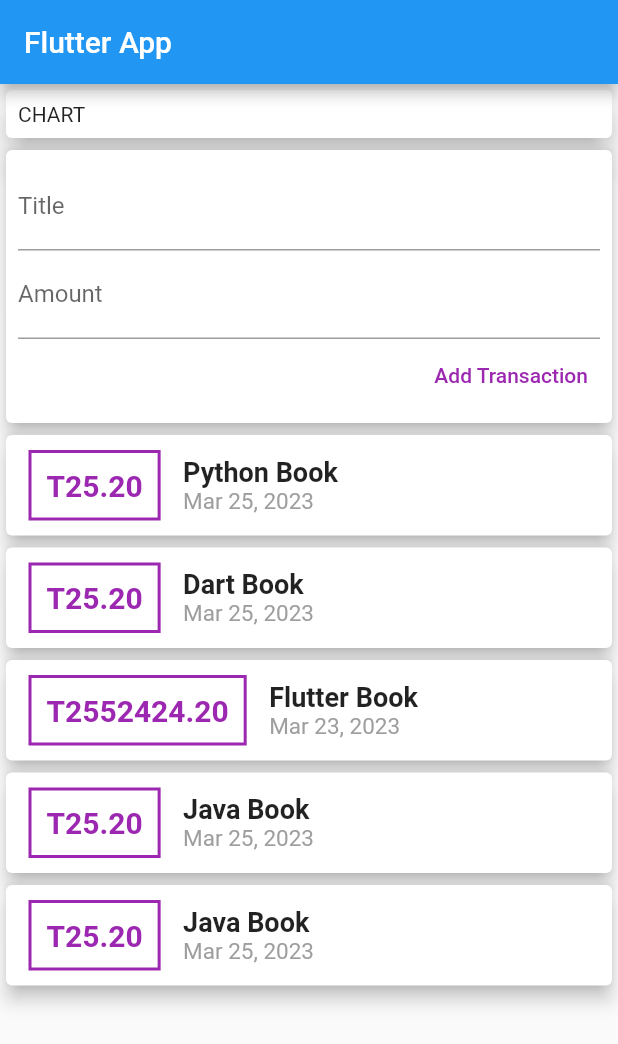
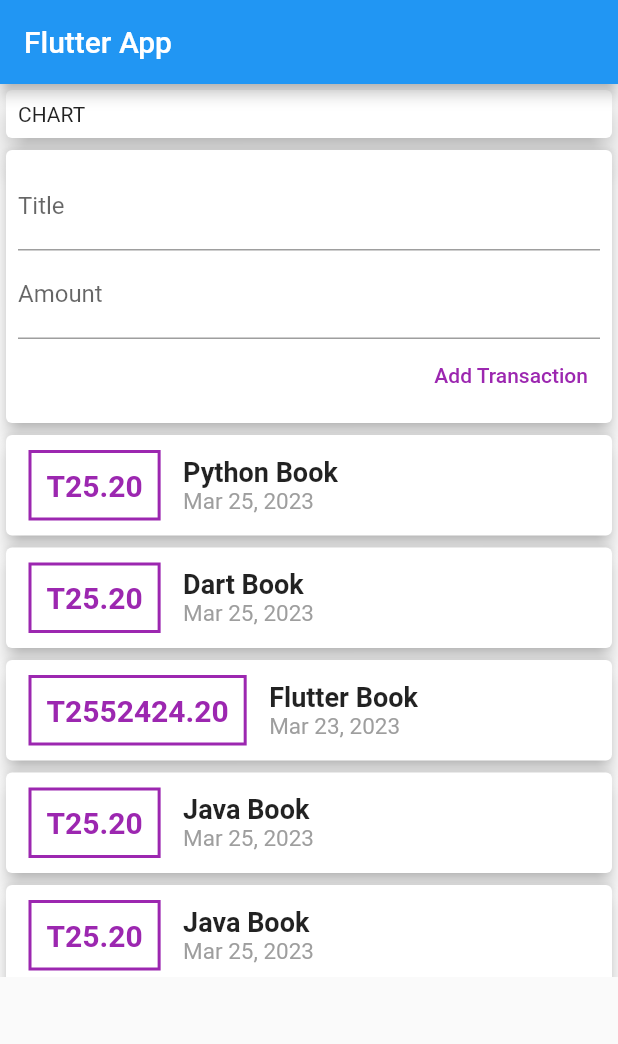
Before and after one commit to pd28CSE/flutter_personal_expenses, a Flutter app: the screen it shows after launch, after a tap on "Add Transaction", on a phone screen of 412 x 824 dp. Shown: the top 1044 px of the screen. Run offline on Flutter 3.47's test engine with Material 2 defaults, Android fonts, the phone set to English and light mode, and no system bars.

```diff
--- a/lib/main.dart
+++ b/lib/main.dart
@@ -37,8 +37,8 @@ class _MyHomePageState extends State<MyHomePage> {
       appBar: AppBar(
         title: Text(widget.title),
       ),
-      body: Column(
-        // crossAxisAlignment: CrossAxisAlignment.stretch,
+      body: SingleChildScrollView(
+        child: Column(
           children: <Widget>[
             Container(
               width: double.infinity,
@@ -53,6 +53,7 @@ class _MyHomePageState extends State<MyHomePage> {
             const UserTransaction(),
           ],
         ),
+      ),
     );
   }
 }
--- a/lib/widgets/new_transaction.dart
+++ b/lib/widgets/new_transaction.dart
@@ -1,7 +1,8 @@
 import 'package:flutter/material.dart';
 
 class NewTransaction extends StatelessWidget {
-  NewTransaction({super.key});
+  final Function addNewTransaction;
+  NewTransaction({super.key, required this.addNewTransaction});
   final titleController = TextEditingController();
   final amountController = TextEditingController();
   FocusNode myFocusNode = FocusNode();
@@ -34,7 +35,17 @@ class NewTransaction extends StatelessWidget {
               ),
             ),
             TextButton(
-              onPressed: () {},
+              onPressed: () {
+                String newTitle = titleController.text.trim();
+                String newAmount = amountController.text.trim();
+                if (newTitle.isNotEmpty && newAmount.isNotEmpty) {
+                  addNewTransaction(
+                    newTitle,
+                    double.parse(newAmount),
+                    DateTime.now(),
+                  );
+                }
+              },
               child: const Text(
                 'Add Transaction',
                 style: TextStyle(
--- a/lib/widgets/transaction_list.dart
+++ b/lib/widgets/transaction_list.dart
@@ -10,7 +10,10 @@ class TransactionList extends StatelessWidget {
 
   @override
   Widget build(BuildContext context) {
-    return Column(
+    return Container(
+      height: 365,
+      child: SingleChildScrollView(
+        child: Column(
           crossAxisAlignment: CrossAxisAlignment.stretch,
           children: <Widget>[
             ...transactions.map((Transaction item) {
@@ -19,6 +22,8 @@ class TransactionList extends StatelessWidget {
               );
             }).toList(),
           ],
+        ),
+      ),
     );
   }
 }
```
Also changed, not shown: lib/widgets/user_transaction.dart (+19 -1 lines). Lines whose indentation alone changed are shown as unchanged.
